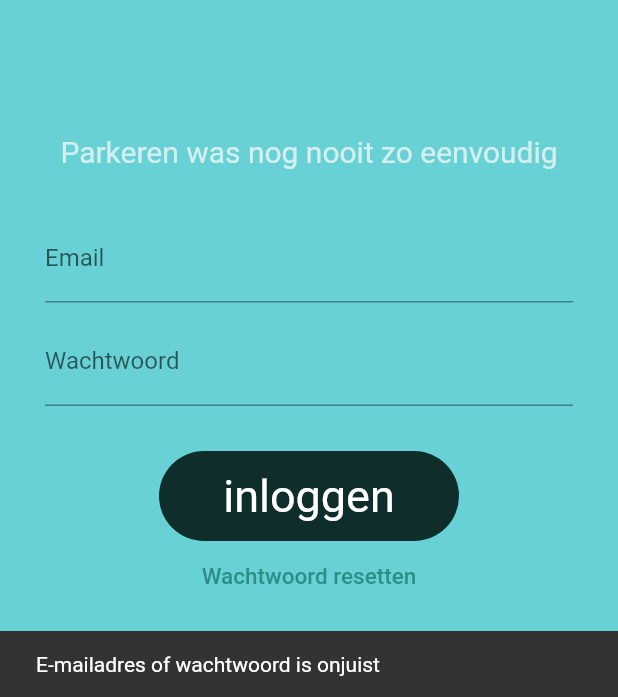
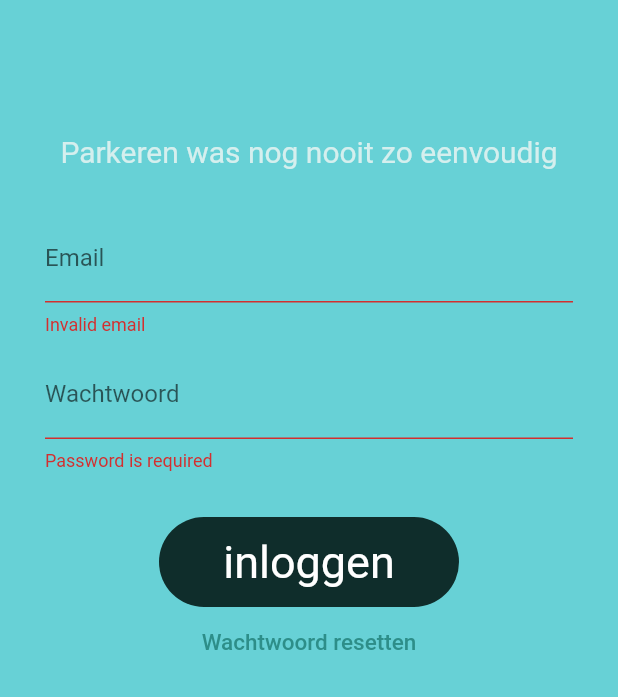
Before and after one commit to Lenaerts-Nestor/Project_Mobile_Development, a Flutter app: the screen it shows after launch, after a tap on "inloggen", on a phone screen of 412 x 824 dp, the part 539-1236 px from its top. Run offline on Flutter 3.47's test engine with Material 2 defaults, Android fonts, the light colour scheme and no system bars; our stand-ins replace cloud_firestore, firebase_auth, firebase_core, flutter_map, flutter_svg, geolocator and 3 more; missing offline and left inert: osm_nominatim; accounts and stored records are empty.

Commit message:
login validators toegevoegd

```diff
--- a/lib/pages/login-register/login/login_page.dart
+++ b/lib/pages/login-register/login/login_page.dart
@@ -1,5 +1,3 @@
-// ignore_for_file: library_private_types_in_public_api
-
 import 'package:flutter/material.dart';
 import 'package:parkflow/components/style/designStyle.dart';
 import 'package:parkflow/pages/login-register/auth_services.dart';
@@ -21,6 +19,22 @@ class _LoginPageState extends State<LoginPage> {
   final emailController = TextEditingController();
   final passwordController = TextEditingController();
 
+  final _formKey = GlobalKey<FormState>();
+//validator gezet:
+  String? _emailValidator(String? value) {
+    if (value == null || !value.contains('@') || !value.contains('.')) {
+      return 'Invalid email';
+    }
+    return null;
+  }
+
+  String? _passwordValidator(String? value) {
+    if (value == null || value.isEmpty) {
+      return 'Password is required';
+    }
+    return null;
+  }
+
   @override
   void dispose() {
     emailController.dispose();
@@ -35,29 +49,33 @@ class _LoginPageState extends State<LoginPage> {
         child: SafeArea(
           child: Padding(
             padding: const EdgeInsets.all(padding),
+            //voor validators:
+            child: Form(
+              key: _formKey,
               child: Column(
                 mainAxisAlignment: MainAxisAlignment.center,
                 children: [
-                const SizedBox(height: verticalSpacing2*2),
+                  const SizedBox(height: verticalSpacing2 * 2),
                   Center(
                     child: SvgPicture.asset(
                       'assets/logo.svg',
-                    width: MediaQuery.of(context).size.width - padding*3,
+                      width: MediaQuery.of(context).size.width - padding * 3,
                     ),
                   ),
-                const SizedBox(height: verticalSpacing2*3),
+                  const SizedBox(height: verticalSpacing2 * 3),
                   const CustomText(
                     text: 'Parkeren was nog nooit zo eenvoudig',
                   ),
                   const SizedBox(height: verticalSpacing2),
                   SizedBox(
                     width: MediaQuery.of(context).size.width,
-                  child: TextField(
+                    child: TextFormField(
                       controller: emailController,
                       textInputAction: TextInputAction.next,
                       decoration: const InputDecoration(
                         labelText: 'Email',
                       ),
+                      validator: _emailValidator,
                     ),
                   ),
                   const SizedBox(
@@ -65,19 +83,23 @@ class _LoginPageState extends State<LoginPage> {
                   ),
                   SizedBox(
                     width: MediaQuery.of(context).size.width,
-                  child: TextField(
+                    child: TextFormField(
                       controller: passwordController,
                       textInputAction: TextInputAction.done,
                       decoration: const InputDecoration(
                         labelText: 'Wachtwoord',
                       ),
                       obscureText: true,
+                      validator: _passwordValidator,
                     ),
                   ),
                   const SizedBox(height: verticalSpacing2),
                   BlackButton(
-                  onPressed: () =>
-                      signin(context, emailController, passwordController),
+                    onPressed: () {
+                      if (_formKey.currentState!.validate()) {
+                        signin(context, emailController, passwordController);
+                      }
+                    },
                     text: 'inloggen',
                   ),
                   CustomTextButton(
@@ -110,6 +132,7 @@ class _LoginPageState extends State<LoginPage> {
             ),
           ),
         ),
+      ),
     );
   }
 }
```
Lines whose indentation alone changed are shown as unchanged.
